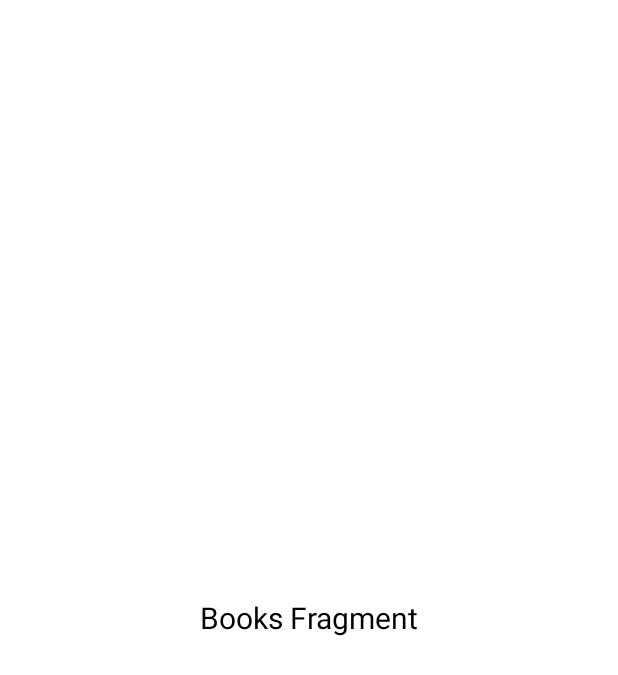
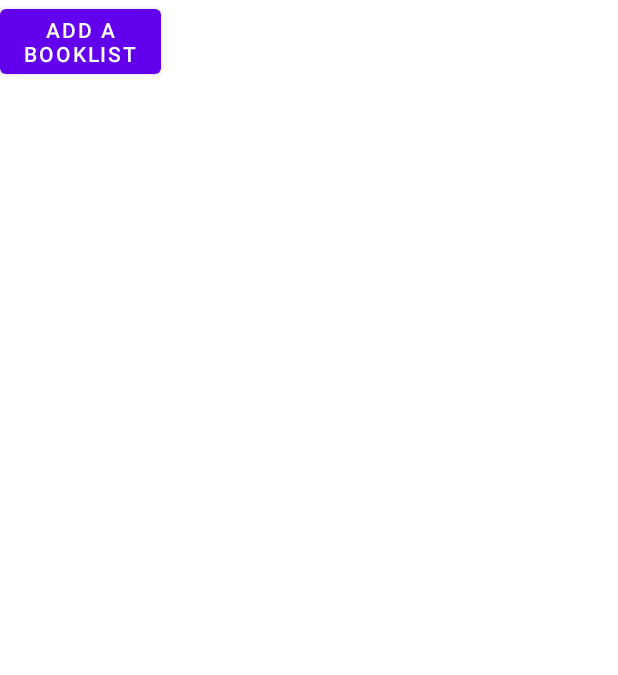
Before and after one commit to thelosergeek/Book-Share, an Android app: the layout fragment_books.xml on its own in the app's theme, with its tools: preview values and no code run, on a phone screen of 412 x 824 dp. Shown: the top 675 px of the screen. Run offline under Robolectric (Android 15) with nearby library versions, the phone set to English and light mode, and no system bars.

Commit message:
addup of small things

```diff
--- a/app/src/main/res/layout/fragment_books.xml
+++ b/app/src/main/res/layout/fragment_books.xml
@@ -5,12 +5,10 @@
     android:layout_height="match_parent"
     tools:context=".BooksFragment">
 
-    <TextView
-        android:layout_width="match_parent"
-        android:layout_height="match_parent"
-        android:text="Books Fragment"
-        android:textSize="20dp"
-        android:gravity="center"
-        android:textColor="@color/colorBlack"/>
+    <Button
+        android:id="@+id/button3"
+        android:layout_width="107dp"
+        android:layout_height="wrap_content"
+        android:text="Add a booklist" />
 
 </FrameLayout>
```
Also changed, not shown: app/build.gradle (+5 -4 lines), app/src/main/java/in/example/Book_Share/SearchFragment.kt (+7 -4 lines), app/src/main/res/layout/fragment_home.xml (+9 -3 lines), app/src/main/res/layout/fragment_search.xml (+12 -3 lines).
